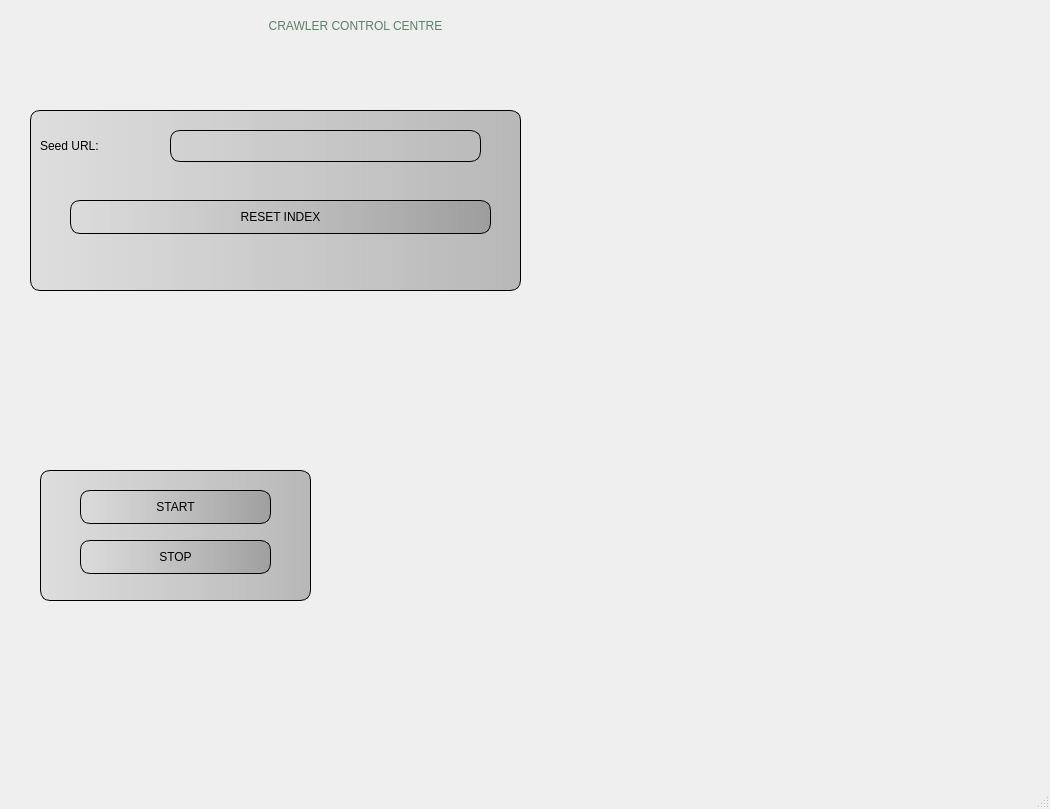
GlenMeehan/coky_crawler, file coky_crawler_control.ui: the form before one commit.
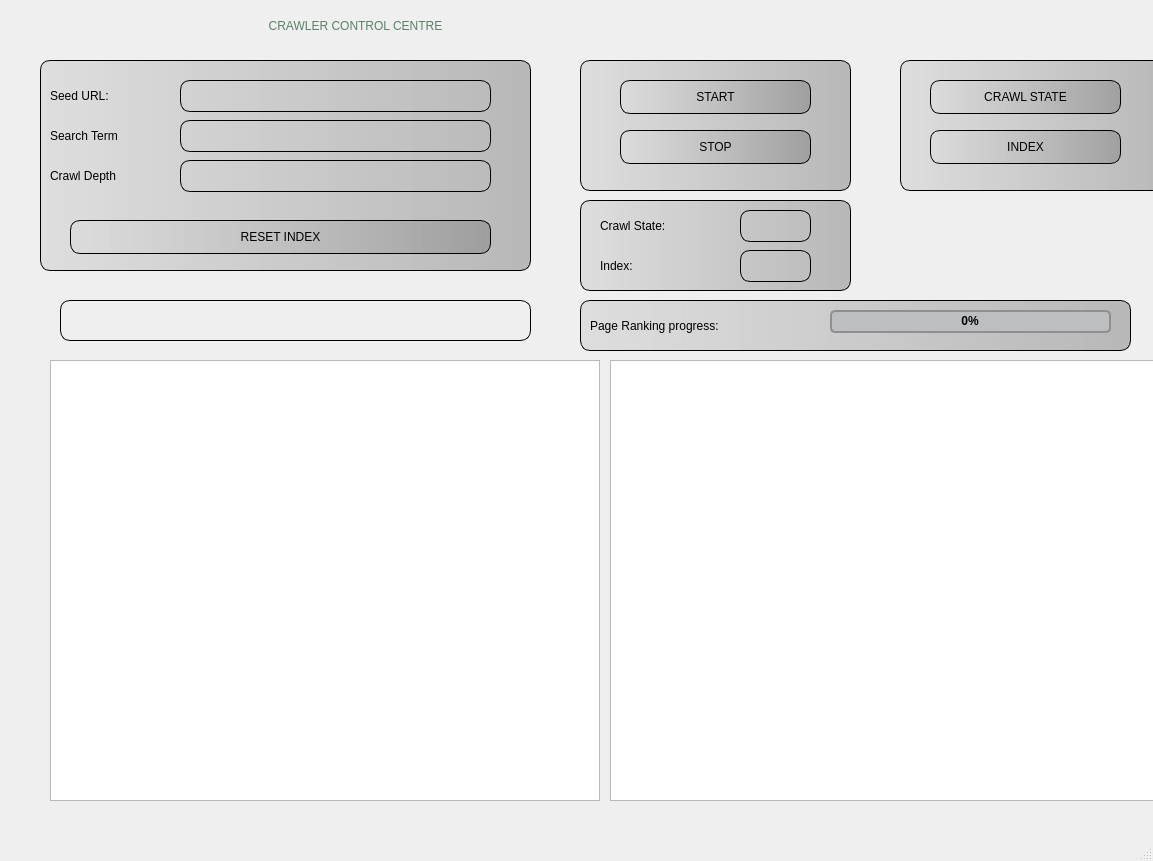
The form after the commit.

Commit message: Various enhancements to Central Control.

```diff
--- a/coky_crawler_control.ui
+++ b/coky_crawler_control.ui
@@ -6,8 +6,8 @@
    <rect>
     <x>0</x>
     <y>0</y>
-    <width>1050</width>
-    <height>809</height>
+    <width>1153</width>
+    <height>861</height>
    </rect>
   </property>
   <property name="windowTitle">
@@ -41,10 +41,10 @@
    <widget class="QFrame" name="ResetFrame">
     <property name="geometry">
      <rect>
-      <x>30</x>
-      <y>110</y>
+      <x>40</x>
+      <y>60</y>
       <width>491</width>
-      <height>181</height>
+      <height>211</height>
      </rect>
     </property>
     <property name="styleSheet">
@@ -96,26 +96,115 @@
     <widget class="QPushButton" name="resetIndex">
      <property name="geometry">
       <rect>
-       <x>40</x>
-       <y>90</y>
+       <x>30</x>
+       <y>160</y>
        <width>421</width>
        <height>34</height>
       </rect>
      </property>
      <property name="styleSheet">
-      <string notr="true">font: 16pt &quot;Noto Sans Bengali&quot;;
-border: 1px solid black; border-radius: 10px;</string>
+      <string notr="true">QPushButton{
+font: 16pt &quot;Noto Sans Bengali&quot;;
+border: 1px solid black; border-radius: 10px;
+}
+
+QPushButton:hover {
+    background-color: lightgrey; /* Color when hovered */
+}
+
+QPushButton:pressed{
+	background-color: lightgreen;
+}
+</string>
      </property>
      <property name="text">
       <string>RESET INDEX</string>
      </property>
     </widget>
+    <widget class="QLineEdit" name="searchTerm">
+     <property name="geometry">
+      <rect>
+       <x>140</x>
+       <y>60</y>
+       <width>311</width>
+       <height>32</height>
+      </rect>
+     </property>
+     <property name="styleSheet">
+      <string notr="true">background: transparent;
+font: 14pt &quot;Noto Sans Bengali&quot;;
+border: 1px solid black; border-radius: 10px;</string>
+     </property>
+     <property name="inputMask">
+      <string/>
+     </property>
+    </widget>
+    <widget class="QLabel" name="label_2">
+     <property name="geometry">
+      <rect>
+       <x>10</x>
+       <y>60</y>
+       <width>121</width>
+       <height>31</height>
+      </rect>
+     </property>
+     <property name="styleSheet">
+      <string notr="true">font: 16pt &quot;Noto Sans Bengali&quot;;
+background: transparent;
+border: transparent;</string>
+     </property>
+     <property name="frameShape">
+      <enum>QFrame::NoFrame</enum>
+     </property>
+     <property name="text">
+      <string>Search Term</string>
+     </property>
+    </widget>
+    <widget class="QLabel" name="label_3">
+     <property name="geometry">
+      <rect>
+       <x>10</x>
+       <y>100</y>
+       <width>121</width>
+       <height>31</height>
+      </rect>
+     </property>
+     <property name="styleSheet">
+      <string notr="true">font: 16pt &quot;Noto Sans Bengali&quot;;
+background: transparent;
+border: transparent;</string>
+     </property>
+     <property name="frameShape">
+      <enum>QFrame::NoFrame</enum>
+     </property>
+     <property name="text">
+      <string>Crawl Depth</string>
+     </property>
+    </widget>
+    <widget class="QLineEdit" name="crawlDepth">
+     <property name="geometry">
+      <rect>
+       <x>140</x>
+       <y>100</y>
+       <width>311</width>
+       <height>32</height>
+      </rect>
+     </property>
+     <property name="styleSheet">
+      <string notr="true">background: transparent;
+font: 14pt &quot;Noto Sans Bengali&quot;;
+border: 1px solid black; border-radius: 10px;</string>
+     </property>
+     <property name="inputMask">
+      <string comment="&quot;0&quot;"/>
+     </property>
+    </widget>
    </widget>
    <widget class="QFrame" name="frame">
     <property name="geometry">
      <rect>
-      <x>40</x>
-      <y>470</y>
+      <x>580</x>
+      <y>60</y>
       <width>271</width>
       <height>131</height>
      </rect>
@@ -140,8 +229,19 @@
       </rect>
      </property>
      <property name="styleSheet">
-      <string notr="true">font: 16pt &quot;Noto Sans Bengali&quot;;
-border: 1px solid black; border-radius: 10px;</string>
+      <string notr="true">QPushButton{
+font: 16pt &quot;Noto Sans Bengali&quot;;
+border: 1px solid black; border-radius: 10px;
+}
+
+QPushButton:hover {
+    background-color: lightgrey; /* Color when hovered */
+}
+
+QPushButton:pressed{
+	background-color: lightgreen;
+}
+</string>
      </property>
      <property name="text">
       <string>STOP</string>
@@ -157,14 +257,309 @@
       </rect>
      </property>
      <property name="styleSheet">
-      <string notr="true">font: 16pt &quot;Noto Sans Bengali&quot;;
-border: 1px solid black; border-radius: 10px;</string>
+      <string notr="true">QPushButton{
+font: 16pt &quot;Noto Sans Bengali&quot;;
+border: 1px solid black; border-radius: 10px;
+}
+
+QPushButton:hover {
+    background-color: lightgrey; /* Color when hovered */
+}
+
+QPushButton:pressed{
+	background-color: lightgreen;
+}
+</string>
      </property>
      <property name="text">
       <string>START</string>
      </property>
     </widget>
    </widget>
+   <widget class="QFrame" name="frame_2">
+    <property name="geometry">
+     <rect>
+      <x>900</x>
+      <y>60</y>
+      <width>271</width>
+      <height>131</height>
+     </rect>
+    </property>
+    <property name="styleSheet">
+     <string notr="true">border: 1px solid black; border-radius: 10px;
+background-color: qlineargradient(spread:pad, x1:0, y1:0, x2:1, y2:0, stop:0 rgba(220, 220, 220, 0.9), stop:1 rgba(128, 128, 128, 0.5));</string>
+    </property>
+    <property name="frameShape">
+     <enum>QFrame::StyledPanel</enum>
+    </property>
+    <property name="frameShadow">
+     <enum>QFrame::Raised</enum>
+    </property>
+    <widget class="QPushButton" name="index">
+     <property name="geometry">
+      <rect>
+       <x>30</x>
+       <y>70</y>
+       <width>191</width>
+       <height>34</height>
+      </rect>
+     </property>
+     <property name="styleSheet">
+      <string notr="true">QPushButton{
+font: 16pt &quot;Noto Sans Bengali&quot;;
+border: 1px solid black; border-radius: 10px;
+}
+
+QPushButton:hover {
+    background-color: lightgrey; /* Color when hovered */
+}
+
+QPushButton:pressed{
+	background-color: lightgreen;
+}
+
+</string>
+     </property>
+     <property name="text">
+      <string>INDEX</string>
+     </property>
+    </widget>
+    <widget class="QPushButton" name="crawlState">
+     <property name="geometry">
+      <rect>
+       <x>30</x>
+       <y>20</y>
+       <width>191</width>
+       <height>34</height>
+      </rect>
+     </property>
+     <property name="styleSheet">
+      <string notr="true">QPushButton{
+font: 16pt &quot;Noto Sans Bengali&quot;;
+border: 1px solid black; border-radius: 10px;
+}
+
+QPushButton:hover {
+    background-color: lightgrey; /* Color when hovered */
+}
+
+QPushButton:pressed{
+	background-color: lightgreen;
+}
+</string>
+     </property>
+     <property name="text">
+      <string>CRAWL STATE</string>
+     </property>
+    </widget>
+   </widget>
+   <widget class="QTableView" name="crawlStateTable">
+    <property name="geometry">
+     <rect>
+      <x>50</x>
+      <y>360</y>
+      <width>550</width>
+      <height>441</height>
+     </rect>
+    </property>
+   </widget>
+   <widget class="QTableView" name="indexTable">
+    <property name="geometry">
+     <rect>
+      <x>610</x>
+      <y>360</y>
+      <width>550</width>
+      <height>441</height>
+     </rect>
+    </property>
+   </widget>
+   <widget class="QLabel" name="statusLabel">
+    <property name="geometry">
+     <rect>
+      <x>60</x>
+      <y>300</y>
+      <width>471</width>
+      <height>41</height>
+     </rect>
+    </property>
+    <property name="styleSheet">
+     <string notr="true">font: 16pt &quot;Noto Sans Bengali&quot;;
+border: 1px solid black; border-radius: 10px;</string>
+    </property>
+    <property name="text">
+     <string/>
+    </property>
+   </widget>
+   <widget class="QFrame" name="frame_3">
+    <property name="geometry">
+     <rect>
+      <x>580</x>
+      <y>200</y>
+      <width>271</width>
+      <height>91</height>
+     </rect>
+    </property>
+    <property name="styleSheet">
+     <string notr="true">border: 1px solid black; border-radius: 10px;
+background-color: qlineargradient(spread:pad, x1:0, y1:0, x2:1, y2:0, stop:0 rgba(220, 220, 220, 0.9), stop:1 rgba(128, 128, 128, 0.5));</string>
+    </property>
+    <property name="frameShape">
+     <enum>QFrame::StyledPanel</enum>
+    </property>
+    <property name="frameShadow">
+     <enum>QFrame::Raised</enum>
+    </property>
+    <widget class="QLabel" name="label_5">
+     <property name="geometry">
+      <rect>
+       <x>20</x>
+       <y>50</y>
+       <width>121</width>
+       <height>31</height>
+      </rect>
+     </property>
+     <property name="styleSheet">
+      <string notr="true">font: 16pt &quot;Noto Sans Bengali&quot;;
+background: transparent;
+border: transparent;</string>
+     </property>
+     <property name="text">
+      <string>Index:</string>
+     </property>
+    </widget>
+    <widget class="QLabel" name="label_4">
+     <property name="geometry">
+      <rect>
+       <x>20</x>
+       <y>10</y>
+       <width>121</width>
+       <height>31</height>
+      </rect>
+     </property>
+     <property name="styleSheet">
+      <string notr="true">font: 16pt &quot;Noto Sans Bengali&quot;;
+background: transparent;
+border: transparent;</string>
+     </property>
+     <property name="text">
+      <string>Crawl State:</string>
+     </property>
+    </widget>
+    <widget class="QLineEdit" name="stateURLs">
+     <property name="geometry">
+      <rect>
+       <x>160</x>
+       <y>10</y>
+       <width>71</width>
+       <height>32</height>
+      </rect>
+     </property>
+     <property name="styleSheet">
+      <string notr="true">background: transparent;
+font: 14pt &quot;Noto Sans Bengali&quot;;
+border: 1px solid black; border-radius: 10px;</string>
+     </property>
+     <property name="inputMask">
+      <string comment="^https?://[a-zA-Z0-9.-]+\.[a-zA-Z]{2,}(/.*)?$"/>
+     </property>
+    </widget>
+    <widget class="QLineEdit" name="indexURLs">
+     <property name="geometry">
+      <rect>
+       <x>160</x>
+       <y>50</y>
+       <width>71</width>
+       <height>32</height>
+      </rect>
+     </property>
+     <property name="styleSheet">
+      <string notr="true">background: transparent;
+font: 14pt &quot;Noto Sans Bengali&quot;;
+border: 1px solid black; border-radius: 10px;</string>
+     </property>
+     <property name="inputMask">
+      <string comment="^https?://[a-zA-Z0-9.-]+\.[a-zA-Z]{2,}(/.*)?$"/>
+     </property>
+    </widget>
+   </widget>
+   <widget class="QFrame" name="frame_4">
+    <property name="geometry">
+     <rect>
+      <x>580</x>
+      <y>300</y>
+      <width>551</width>
+      <height>51</height>
+     </rect>
+    </property>
+    <property name="styleSheet">
+     <string notr="true">border: 1px solid black; border-radius: 10px;
+background-color: qlineargradient(spread:pad, x1:0, y1:0, x2:1, y2:0, stop:0 rgba(220, 220, 220, 0.9), stop:1 rgba(128, 128, 128, 0.5));</string>
+    </property>
+    <property name="frameShape">
+     <enum>QFrame::StyledPanel</enum>
+    </property>
+    <property name="frameShadow">
+     <enum>QFrame::Raised</enum>
+    </property>
+    <widget class="QProgressBar" name="pageRankProgress">
+     <property name="geometry">
+      <rect>
+       <x>250</x>
+       <y>10</y>
+       <width>281</width>
+       <height>23</height>
+      </rect>
+     </property>
+     <property name="styleSheet">
+      <string notr="true">QProgressBar {
+    border: 2px solid #8f8f91;
+    border-radius: 5px;
+    background: #bdbec0;
+    text-align: center;
+    color: black;
+    font-weight: bold;
+}
+
+QProgressBar::chunk {
+    background: qlineargradient(
+        spread: pad,
+        x1: 1,
+        y1: 1,
+        x2: 1,
+        y2: 0,
+        stop: 0 #add8e6, /* Dark metallic silver */
+        stop: 1 #00008b /* Bronze */
+    );
+    border-radius: 5px;
+}
+</string>
+     </property>
+     <property name="value">
+      <number>0</number>
+     </property>
+     <property name="alignment">
+      <set>Qt::AlignCenter</set>
+     </property>
+    </widget>
+    <widget class="QLabel" name="label_6">
+     <property name="geometry">
+      <rect>
+       <x>10</x>
+       <y>10</y>
+       <width>231</width>
+       <height>31</height>
+      </rect>
+     </property>
+     <property name="styleSheet">
+      <string notr="true">font: 16pt &quot;Noto Sans Bengali&quot;;
+background: transparent;
+border: transparent;</string>
+     </property>
+     <property name="text">
+      <string>Page Ranking progress:</string>
+     </property>
+    </widget>
+   </widget>
   </widget>
   <widget class="QMenuBar" name="menubar">
    <property name="geometry">
```
Left out of the diff: 2 changed lines with no effect on the pictures. The commit also changes 1169 other files.
